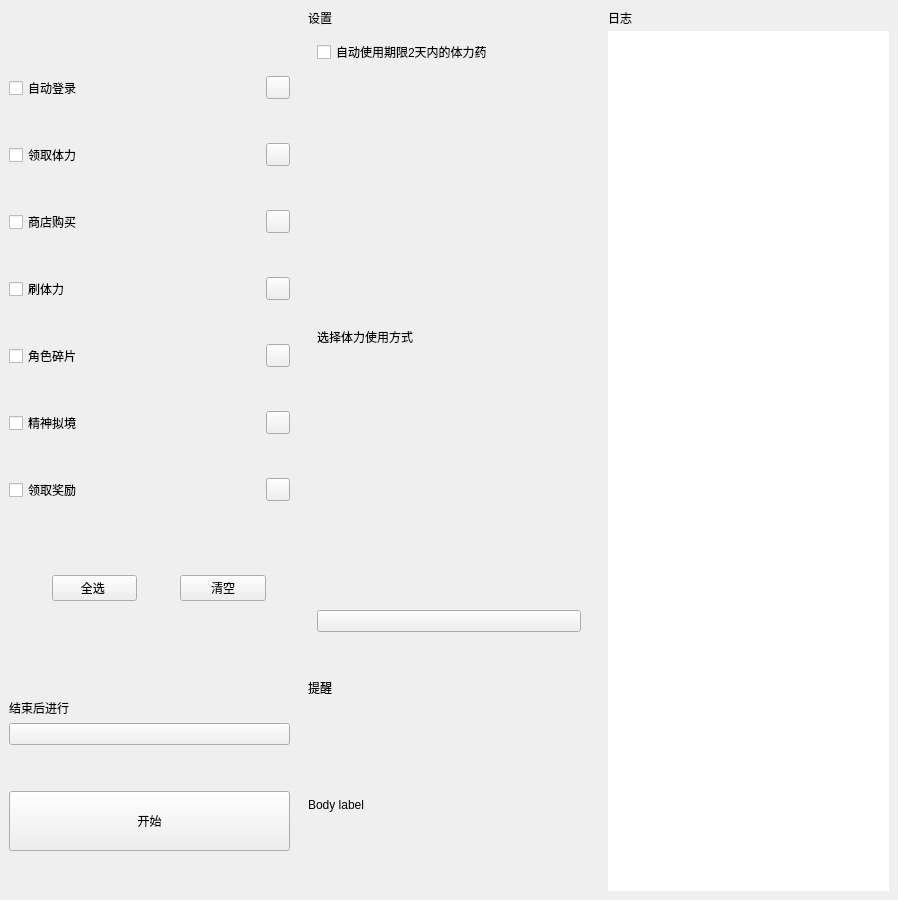
Old version of the form ui/home_interface.ui in the repository LaoZhuJackson/SnowbreakAutoAssistant.
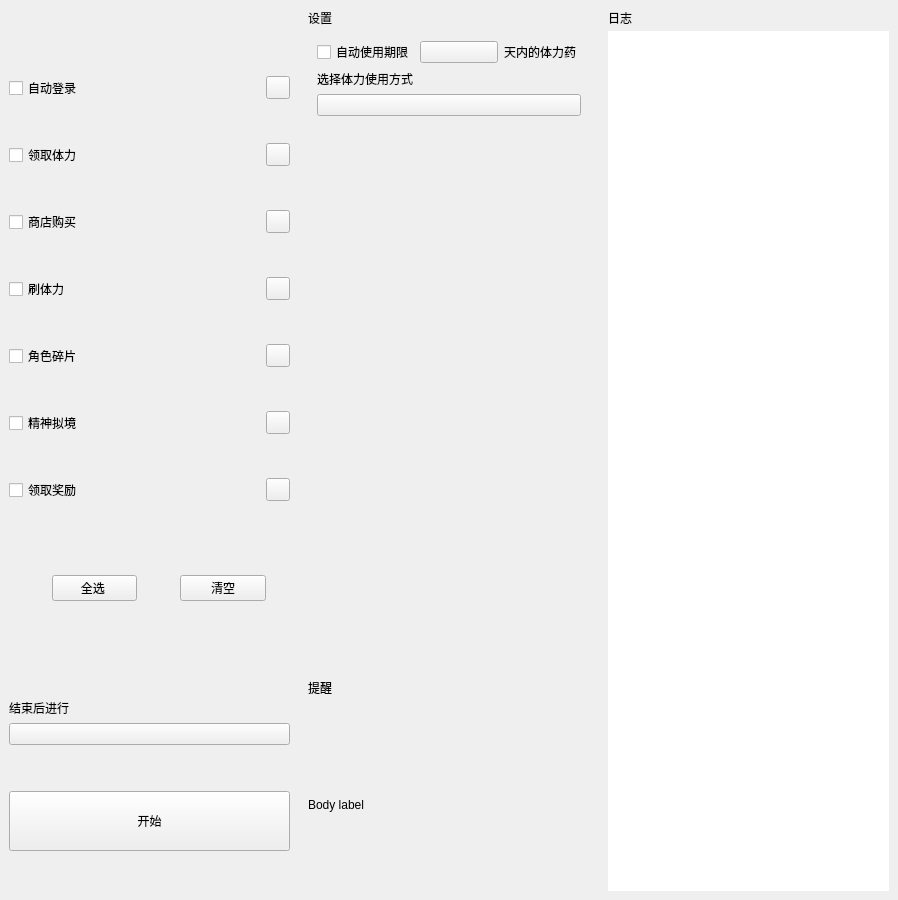
New version of the form. The open tabs and pages were chosen to show the change. Custom widgets are drawn as their Qt base class.

Diff of the .ui file:
```diff
--- a/ui/home_interface.ui
+++ b/ui/home_interface.ui
@@ -928,22 +928,73 @@
         </widget>
         <widget class="QWidget" name="page_2">
          <layout class="QGridLayout" name="gridLayout_6">
-          <item row="0" column="0">
-           <widget class="CheckBox" name="CheckBox_16">
-            <property name="text">
-             <string>自动使用期限2天内的体力药</string>
-            </property>
-           </widget>
-          </item>
-          <item row="1" column="0">
-           <widget class="BodyLabel" name="BodyLabel_4">
-            <property name="text">
-             <string>选择体力使用方式</string>
-            </property>
-           </widget>
-          </item>
           <item row="2" column="0">
            <widget class="ComboBox" name="ComboBox_power_usage"/>
+          </item>
+          <item row="1" column="0">
+           <widget class="BodyLabel" name="BodyLabel_4">
+            <property name="text">
+             <string>选择体力使用方式</string>
+            </property>
+           </widget>
+          </item>
+          <item row="0" column="0">
+           <layout class="QHBoxLayout" name="horizontalLayout">
+            <item>
+             <widget class="CheckBox" name="CheckBox_is_use_power">
+              <property name="text">
+               <string>自动使用期限</string>
+              </property>
+             </widget>
+            </item>
+            <item>
+             <widget class="ComboBox" name="ComboBox_power_day"/>
+            </item>
+            <item>
+             <widget class="BodyLabel" name="BodyLabel_6">
+              <property name="text">
+               <string>天内的体力药</string>
+              </property>
+             </widget>
+            </item>
+           </layout>
+          </item>
+          <item row="3" column="0">
+           <spacer name="verticalSpacer_5">
+            <property name="orientation">
+             <enum>Qt::Vertical</enum>
+            </property>
+            <property name="sizeHint" stdset="0">
+             <size>
+              <width>20</width>
+              <height>40</height>
+             </size>
+            </property>
+           </spacer>
+          </item>
+         </layout>
+        </widget>
+        <widget class="QWidget" name="page_3">
+         <layout class="QGridLayout" name="gridLayout_10">
+          <item row="0" column="0">
+           <widget class="CheckBox" name="CheckBox_mail">
+            <property name="text">
+             <string>领取邮件</string>
+            </property>
+           </widget>
+          </item>
+          <item row="1" column="0">
+           <spacer name="verticalSpacer_7">
+            <property name="orientation">
+             <enum>Qt::Vertical</enum>
+            </property>
+            <property name="sizeHint" stdset="0">
+             <size>
+              <width>20</width>
+              <height>40</height>
+             </size>
+            </property>
+           </spacer>
           </item>
          </layout>
         </widget>
```
Left out of the diff: 12 changed lines with no effect on the pictures.
